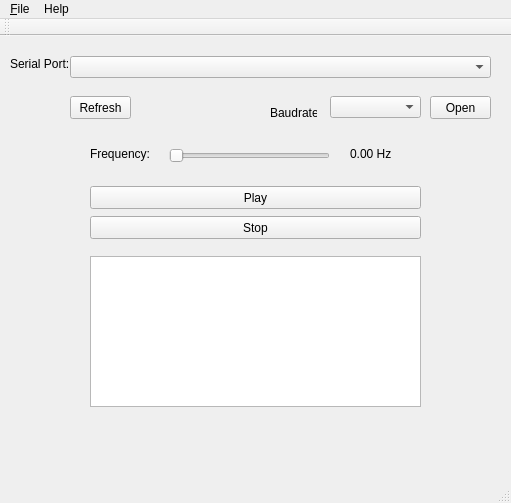
coon42/FlyFi-, file FlyFi/flyfi.ui: the form before one commit.
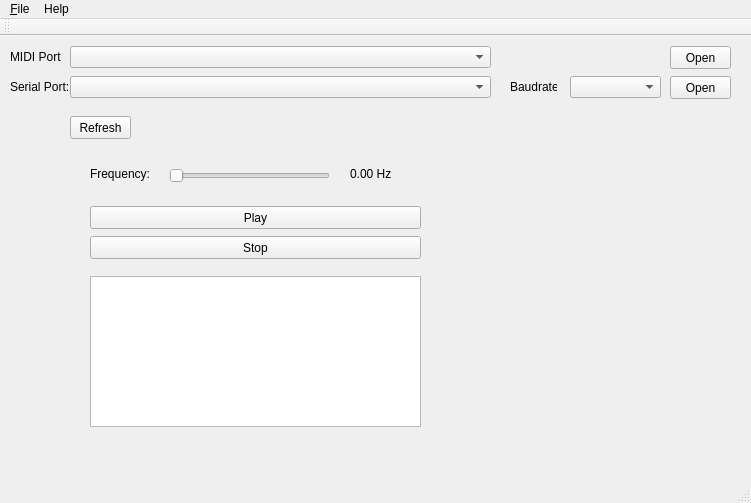
The form after the commit.

Commit message: add midi button + combobox

The edit to the form file:
```diff
--- a/FlyFi/flyfi.ui
+++ b/FlyFi/flyfi.ui
@@ -6,7 +6,7 @@
    <rect>
     <x>0</x>
     <y>0</y>
-    <width>511</width>
+    <width>751</width>
     <height>503</height>
    </rect>
   </property>
@@ -18,7 +18,7 @@
     <property name="geometry">
      <rect>
       <x>70</x>
-      <y>60</y>
+      <y>80</y>
       <width>61</width>
       <height>23</height>
      </rect>
@@ -31,7 +31,7 @@
     <property name="geometry">
      <rect>
       <x>70</x>
-      <y>20</y>
+      <y>40</y>
       <width>421</width>
       <height>22</height>
      </rect>
@@ -44,7 +44,7 @@
     <property name="geometry">
      <rect>
       <x>169</x>
-      <y>110</y>
+      <y>130</y>
       <width>161</width>
       <height>20</height>
      </rect>
@@ -60,7 +60,7 @@
     <property name="geometry">
      <rect>
       <x>350</x>
-      <y>110</y>
+      <y>130</y>
       <width>51</width>
       <height>16</height>
      </rect>
@@ -73,7 +73,7 @@
     <property name="geometry">
      <rect>
       <x>90</x>
-      <y>110</y>
+      <y>130</y>
       <width>61</width>
       <height>16</height>
      </rect>
@@ -86,9 +86,9 @@
     <property name="geometry">
      <rect>
       <x>10</x>
-      <y>20</y>
+      <y>40</y>
       <width>61</width>
-      <height>16</height>
+      <height>21</height>
      </rect>
     </property>
     <property name="text">
@@ -99,7 +99,7 @@
     <property name="geometry">
      <rect>
       <x>90</x>
-      <y>150</y>
+      <y>170</y>
       <width>331</width>
       <height>23</height>
      </rect>
@@ -112,7 +112,7 @@
     <property name="geometry">
      <rect>
       <x>90</x>
-      <y>180</y>
+      <y>200</y>
       <width>331</width>
       <height>23</height>
      </rect>
@@ -124,8 +124,8 @@
    <widget class="QPushButton" name="btnOpen">
     <property name="geometry">
      <rect>
-      <x>430</x>
-      <y>60</y>
+      <x>670</x>
+      <y>40</y>
       <width>61</width>
       <height>23</height>
      </rect>
@@ -138,7 +138,7 @@
     <property name="geometry">
      <rect>
       <x>90</x>
-      <y>220</y>
+      <y>240</y>
       <width>331</width>
       <height>151</height>
      </rect>
@@ -147,8 +147,8 @@
    <widget class="QComboBox" name="cmbBaudrate">
     <property name="geometry">
      <rect>
-      <x>330</x>
-      <y>60</y>
+      <x>570</x>
+      <y>40</y>
       <width>91</width>
       <height>22</height>
      </rect>
@@ -163,23 +163,59 @@
    <widget class="QLabel" name="label_3">
     <property name="geometry">
      <rect>
-      <x>270</x>
-      <y>70</y>
+      <x>510</x>
+      <y>40</y>
       <width>47</width>
-      <height>13</height>
+      <height>21</height>
      </rect>
     </property>
     <property name="text">
      <string>Baudrate:</string>
     </property>
    </widget>
+   <widget class="QLabel" name="label_4">
+    <property name="geometry">
+     <rect>
+      <x>10</x>
+      <y>10</y>
+      <width>51</width>
+      <height>21</height>
+     </rect>
+    </property>
+    <property name="text">
+     <string>MIDI Port:</string>
+    </property>
+   </widget>
+   <widget class="QComboBox" name="cmbMidiPorts">
+    <property name="geometry">
+     <rect>
+      <x>70</x>
+      <y>10</y>
+      <width>421</width>
+      <height>22</height>
+     </rect>
+    </property>
+   </widget>
+   <widget class="QPushButton" name="btnOpenMidi">
+    <property name="geometry">
+     <rect>
+      <x>670</x>
+      <y>10</y>
+      <width>61</width>
+      <height>23</height>
+     </rect>
+    </property>
+    <property name="text">
+     <string>Open</string>
+    </property>
+   </widget>
   </widget>
   <widget class="QMenuBar" name="menuBar">
    <property name="geometry">
     <rect>
      <x>0</x>
      <y>0</y>
-     <width>511</width>
+     <width>751</width>
      <height>21</height>
     </rect>
    </property>
```
Left out of the diff: 2 changed lines with no effect on the pictures. The commit also changes 3 other files.
